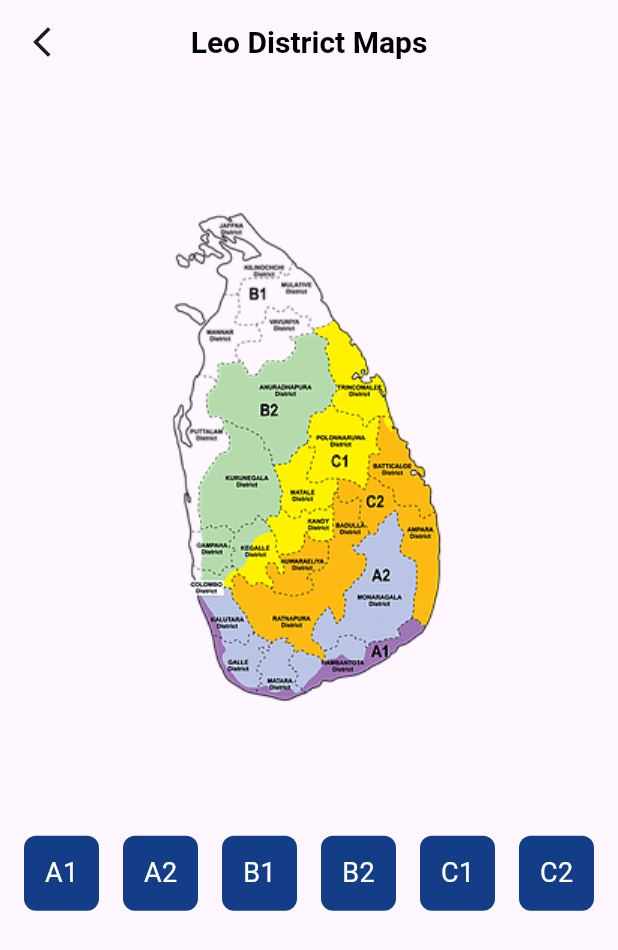
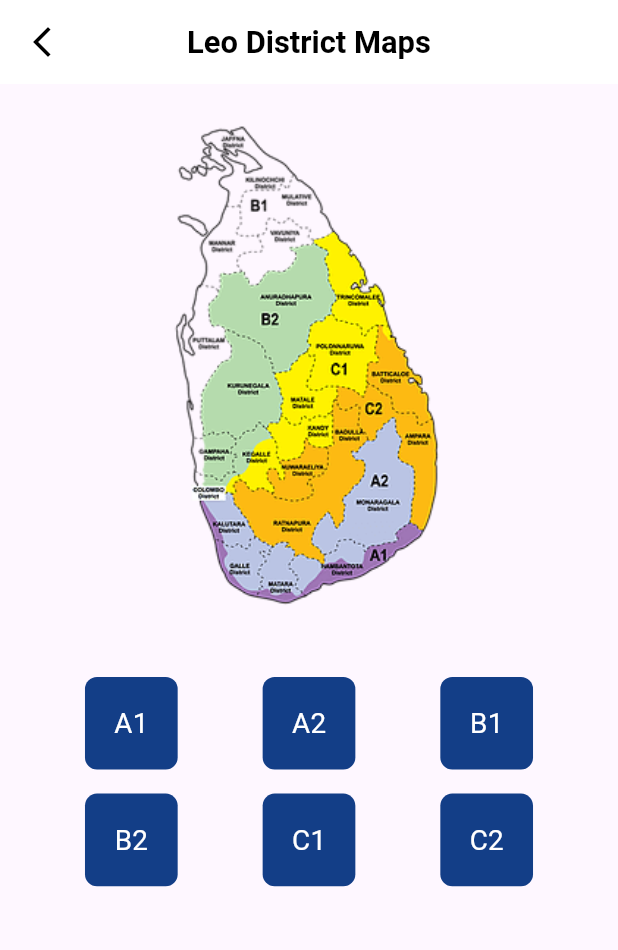
Before and after one commit to Thameera08/A2Leo-App, a Flutter app: the MapScreen screen opened directly, after a tap on the "arrow back ios new" icon, after a tap on "MD LEO MAP", on a phone screen of 412 x 824 dp. Shown: the top 950 px of the screen. Run offline on Flutter 3.47's test engine with Material 3 defaults, Android fonts, the phone set to English and light mode, and no system bars; our stand-ins replace carousel_slider, dio, flutter_animate, flutter_svg; network calls fail.

Commit message:
a2 app update

```diff
--- a/lib/components/mainCards.dart
+++ b/lib/components/mainCards.dart
@@ -17,13 +17,21 @@ class DashboardItem extends StatelessWidget {
 
   @override
   Widget build(BuildContext context) {
+    // Use MediaQuery to get screen dimensions
+    final screenWidth = MediaQuery.of(context).size.width;
+    final screenHeight = MediaQuery.of(context).size.height;
+
+    // Adjust width and height based on screen size
+    final cardWidth = screenWidth * 0.45;  // 45% of screen width
+    final cardHeight = screenHeight * 0.22; // 22% of screen height
+
     return InkWell(
       onTap: onTap,
       child: Hero(
         tag: title,
         child: SizedBox(
-          width: 190,
-          height: 150,
+          width: cardWidth,
+          height: cardHeight,
           child: Card(
             color: AppColors.white,
             elevation: 10,
@@ -33,37 +41,38 @@ class DashboardItem extends StatelessWidget {
             child: Stack(
               alignment: Alignment.center,
               children: <Widget>[
-                Stack(
-                  alignment: Alignment.center,
-                  children: [
-                    Image(
+                // Background image with overlay
+                Positioned.fill(
+                  child: ClipRRect(
+                    borderRadius: BorderRadius.circular(25),
+                    child: Image(
                       image: img,
-                      width: 150,
-                      height: 150,
+                      fit: BoxFit.cover,
                     ),
-                    Container(
-                      width: 190,
-                      height: 150,
-                      decoration: BoxDecoration(
-                        color: Colors.white.withOpacity(0.5),
-                        borderRadius: BorderRadius.circular(25),
-                      ),
+                  ),
+                ),
+                // Semi-transparent overlay
+                Positioned.fill(
+                  child: Container(
+                    decoration: BoxDecoration(
+                      color: Colors.white.withOpacity(0.5),
+                      borderRadius: BorderRadius.circular(25),
                     ),
-                  ],
+                  ),
                 ),
-                // Shadow background for text
+                // Text background shadow and title
                 Positioned(
-                  bottom: 40,
+                  bottom: cardHeight * 0.15,  // Adjust position based on height
                   child: Container(
-                    padding: EdgeInsets.symmetric(horizontal: 8, vertical: 4),
+                    padding: EdgeInsets.symmetric(horizontal: 12, vertical: 6),
                     decoration: BoxDecoration(
                       color: Colors.black.withOpacity(0.5),
-                      borderRadius: BorderRadius.circular(8),
+                      borderRadius: BorderRadius.circular(10),
                     ),
                     child: Text(
                       title,
                       style: TextStyle(
-                        fontSize: 20,
+                        fontSize: cardWidth * 0.1,  // Font size based on width
                         color: Colors.white,
                         fontWeight: FontWeight.bold,
                       ),
@@ -72,7 +81,7 @@ class DashboardItem extends StatelessWidget {
                 ),
               ],
             ),
-          ).animate().fade().scale(),
+          ).animate().fade(duration: 400.ms).scale(duration: 300.ms).then(delay: 200.ms), // Animation chain for fade and scale
         ),
       ),
     );
--- a/lib/components/mainCardsv2.dart
+++ b/lib/components/mainCardsv2.dart
@@ -7,7 +7,8 @@ class MainCardV2 extends StatelessWidget {
   final ImageProvider img;
   final VoidCallback onTap;
 
-  const MainCardV2({super.key,
+  const MainCardV2({
+    super.key,
     required this.title,
     required this.onTap,
     required this.img,
@@ -15,13 +16,23 @@ class MainCardV2 extends StatelessWidget {
 
   @override
   Widget build(BuildContext context) {
+    // Get screen width and height
+    final screenWidth = MediaQuery.of(context).size.width;
+    final screenHeight = MediaQuery.of(context).size.height;
+
+    // Responsive adjustments
+    final cardWidth = screenWidth * 0.9; // 90% of screen width
+    final cardHeight = screenHeight * 0.18; // 18% of screen height
+    final fontSize = cardWidth * 0.05; // Font size based on card width
+    final imageDimension = cardHeight * 1.1; // Image size based on card height
+
     return InkWell(
       onTap: onTap,
       child: Hero(
         tag: title,
         child: SizedBox(
-          width: 390,
-          height: 150,
+          width: cardWidth,
+          height: cardHeight,
           child: Card(
             color: AppColors.white,
             elevation: 10,
@@ -31,29 +42,32 @@ class MainCardV2 extends StatelessWidget {
             child: Stack(
               alignment: Alignment.center,
               children: <Widget>[
-                Stack(
-                  alignment: Alignment.center,
-                  children: [
-                    Image(
+                // Background image with overlay
+                Positioned.fill(
+                  child: ClipRRect(
+                    borderRadius: BorderRadius.circular(25),
+                    child: Image(
                       image: img,
-                      width: 160,
-                      height: 160,
+                      width: imageDimension,
+                      height: imageDimension,
+                      fit: BoxFit.cover,
                     ),
-                    Container(
-                      width: 390,
-                      height: 150,
-                      decoration: BoxDecoration(
-                        color: Colors.white.withOpacity(0.5),
-                        borderRadius: BorderRadius.circular(25),
-                      ),
+                  ),
+                ),
+                // Semi-transparent overlay
+                Positioned.fill(
+                  child: Container(
+                    decoration: BoxDecoration(
+                      color: Colors.white.withOpacity(0.5),
+                      borderRadius: BorderRadius.circular(25),
                     ),
-                  ],
+                  ),
                 ),
-                // Shadowed background for the title text
+                // Title text with shadow background
                 Positioned(
-                  bottom: 40,
+                  bottom: cardHeight * 0.15,
                   child: Container(
-                    padding: EdgeInsets.symmetric(horizontal: 8, vertical: 4),
+                    padding: EdgeInsets.symmetric(horizontal: 12, vertical: 6),
                     decoration: BoxDecoration(
                       color: Colors.black.withOpacity(0.5),
                       borderRadius: BorderRadius.circular(8),
@@ -61,7 +75,7 @@ class MainCardV2 extends StatelessWidget {
                     child: Text(
                       title,
                       style: TextStyle(
-                        fontSize: 22,
+                        fontSize: fontSize,
                         color: Colors.white,
                         fontWeight: FontWeight.bold,
                       ),
@@ -70,7 +84,7 @@ class MainCardV2 extends StatelessWidget {
                 ),
               ],
             ),
-          ).animate().fade().scale(),
+          ).animate().fade(duration: 400.ms).scale(duration: 300.ms).then(delay: 200.ms),
         ),
       ),
     );
--- a/lib/screens/dashboard_screens/leomap.dart
+++ b/lib/screens/dashboard_screens/leomap.dart
@@ -1,5 +1,6 @@
+// ignore_for_file: prefer_const_constructors, library_private_types_in_public_api, use_key_in_widget_constructors
+
 import 'package:flutter/material.dart';
-import 'package:leomd/screens/homescreen.dart';
 import 'package:leomd/themes/themes.dart';
 import 'package:leomd/widgets/nav_bar.dart';
 
@@ -20,23 +21,32 @@ class _MapScreenState extends State<MapScreen> {
     'c2': 'lib/images/maps/c2.png',
   };
 
-  final String defaultMapImage =
-      'lib/images/maps/all.png'; // Default full map image
+  final String defaultMapImage = 'lib/images/maps/all.png'; // Default full map image
 
   @override
   Widget build(BuildContext context) {
+    // Get screen width and height for responsive adjustments
+    final screenWidth = MediaQuery.of(context).size.width;
+    final screenHeight = MediaQuery.of(context).size.height;
+
+    // Organize district keys into rows
+    List<List<String>> buttonRows = [];
+    for (int i = 0; i < districtImages.keys.length; i += 3) {
+      buttonRows.add(districtImages.keys.skip(i).take(3).toList());
+    }
+
     return Scaffold(
       appBar: AppBar(
-        title: const Text(
+        title: Text(
           'Leo District Maps',
           style: TextStyle(
             color: Colors.black,
-            fontSize: 20,
+            fontSize: screenWidth * 0.05, // Responsive font size
             fontWeight: FontWeight.bold,
           ),
         ),
         leading: IconButton(
-          icon: Icon(Icons.arrow_back_ios_new),
+          icon: Icon(Icons.arrow_back_ios_new, color: Colors.black),
           onPressed: () {
             Navigator.of(context).pushReplacement(
               MaterialPageRoute(
@@ -46,20 +56,30 @@ class _MapScreenState extends State<MapScreen> {
           },
         ),
         centerTitle: true,
+        backgroundColor: Colors.white,
       ),
       body: Column(
         children: [
           // Display the selected district image or default map image
-          Image.asset(
-            width: 300,
+          Padding(
+            padding: EdgeInsets.all(screenWidth * 0.05),
+            child: Image.asset(
               _selectedDistrict != null
                   ? districtImages[_selectedDistrict]!
                   : defaultMapImage,
+              width: screenWidth * 0.8,
+              height: screenHeight * 0.4,
+              fit: BoxFit.contain,
             ),
-          // Row of buttons in a horizontal scrollable list
-          Row(
-            mainAxisAlignment: MainAxisAlignment.center,
-            children: districtImages.keys.map((district) {
+          ),
+          SizedBox(height: screenHeight * 0.02),
+          // Display rows of district buttons
+          ...buttonRows.map(
+            (row) => Padding(
+              padding: EdgeInsets.symmetric(vertical: 8.0),
+              child: Row(
+                mainAxisAlignment: MainAxisAlignment.spaceEvenly,
+                children: row.map((district) {
                   return GestureDetector(
                     onTap: () {
                       setState(() {
@@ -67,9 +87,8 @@ class _MapScreenState extends State<MapScreen> {
                       });
                     },
                     child: Container(
-                  width: 50,
-                  height: 50,
-                  margin: EdgeInsets.all(8.0),
+                      width: screenWidth * 0.15,
+                      height: screenWidth * 0.15,
                       decoration: BoxDecoration(
                         color: AppColors.primary1,
                         borderRadius: BorderRadius.circular(8.0),
@@ -77,13 +96,18 @@ class _MapScreenState extends State<MapScreen> {
                       child: Center(
                         child: Text(
                           district.toUpperCase(),
-                      style: TextStyle(color: Colors.white, fontSize: 18),
+                          style: TextStyle(
+                            color: Colors.white,
+                            fontSize: screenWidth * 0.045,
+                          ),
                         ),
                       ),
                     ),
                   );
                 }).toList(),
               ),
+            ),
+          ),
         ],
       ),
     );
--- a/lib/screens/homescreen.dart
+++ b/lib/screens/homescreen.dart
@@ -1,11 +1,8 @@
-// ignore_for_file: prefer_const_constructors, prefer_const_literals_to_create_immutables
-
 import 'package:flutter/material.dart';
 import 'package:carousel_slider/carousel_slider.dart';
 import 'package:leomd/components/mainCards.dart';
 import 'package:leomd/components/mainCardsv2.dart';
 import 'package:leomd/screens/dashboard_screens/clubs_screen.dart';
-import 'package:leomd/screens/dashboard_screens/council_screen.dart';
 import 'package:leomd/screens/dashboard_screens/leomap.dart';
 import 'package:leomd/themes/themes.dart';
 
@@ -25,6 +22,10 @@ class _HomescreenState extends State<Homescreen> {
 
   @override
   Widget build(BuildContext context) {
+    // Get screen width and height for responsive adjustments
+    final screenWidth = MediaQuery.of(context).size.width;
+    final screenHeight = MediaQuery.of(context).size.height;
+
     return Scaffold(
       backgroundColor: AppColors.white,
       body: SafeArea(
@@ -32,14 +33,15 @@ class _HomescreenState extends State<Homescreen> {
           child: Center(
             child: Column(
               children: [
+                // Header with logo and icons
                 Row(
                   mainAxisAlignment: MainAxisAlignment.spaceBetween,
                   children: [
                     Padding(
-                      padding: const EdgeInsets.only(left: 10),
+                      padding: EdgeInsets.only(left: screenWidth * 0.02),
                       child: Image.asset(
                         'lib/images/leoslogo.png',
-                        width: 120,
+                        width: screenWidth * 0.3,
                       ),
                     ),
                     Row(
@@ -56,8 +58,9 @@ class _HomescreenState extends State<Homescreen> {
                     ),
                   ],
                 ),
+                // Carousel Slider
                 Padding(
-                  padding: const EdgeInsets.all(8.0),
+                  padding: EdgeInsets.all(screenWidth * 0.02),
                   child: CarouselSlider(
                     items: _carouselImages.map((imagePath) {
                       return Builder(
@@ -66,15 +69,15 @@ class _HomescreenState extends State<Homescreen> {
                             borderRadius: BorderRadius.circular(30),
                             child: Image.asset(
                               imagePath,
-                              width: 350,
-                              fit: BoxFit.contain,
+                              width: screenWidth * 0.9,
+                              fit: BoxFit.cover,
                             ),
                           );
                         },
                       );
                     }).toList(),
                     options: CarouselOptions(
-                      height: 200,
+                      height: screenHeight * 0.25,
                       autoPlay: true,
                       enlargeCenterPage: true,
                       aspectRatio: 16 / 9,
@@ -84,22 +87,24 @@ class _HomescreenState extends State<Homescreen> {
                     ),
                   ),
                 ),
-                SizedBox(height: 10),
+                SizedBox(height: screenHeight * 0.02),
+                // Main Card for District President Logo
                 MainCardV2(
                   title: 'District President Logo',
                   onTap: () {},
                   img: AssetImage('lib/images/dplogo.png'),
                 ),
-                SizedBox(height: 20),
+                SizedBox(height: screenHeight * 0.03),
+                // Row of two Dashboard items
                 Padding(
-                  padding: const EdgeInsets.only(left: 10, right: 10),
+                  padding: EdgeInsets.symmetric(horizontal: screenWidth * 0.03),
                   child: Row(
                     mainAxisAlignment: MainAxisAlignment.spaceBetween,
                     children: [
                       DashboardItem(
                         title: "MD LEO MAP",
                         onTap: () {
-                          Navigator.of(context).pushReplacement(
+                          Navigator.of(context).push(
                             MaterialPageRoute(
                               builder: (context) => MapScreen(),
                             ),
@@ -110,7 +115,7 @@ class _HomescreenState extends State<Homescreen> {
                       DashboardItem(
                         title: "REGION & ZONE",
                         onTap: () {
-                          Navigator.of(context).pushReplacement(
+                          Navigator.of(context).push(
                             MaterialPageRoute(
                               builder: (context) => Clubs(),
                             ),
@@ -121,13 +126,14 @@ class _HomescreenState extends State<Homescreen> {
                     ],
                   ),
                 ),
-                SizedBox(height: 20),
+                SizedBox(height: screenHeight * 0.03),
+                // Main Card for A2 Year Plan
                 MainCardV2(
-                  title: ' A2 Year Plan',
+                  title: 'A2 Year Plan',
                   onTap: () {},
                   img: AssetImage('lib/images/yearplan.png'),
                 ),
-                SizedBox(height: 20),
+                SizedBox(height: screenHeight * 0.03),
               ],
             ),
           ),
```
Lines whose indentation alone changed are shown as unchanged.
